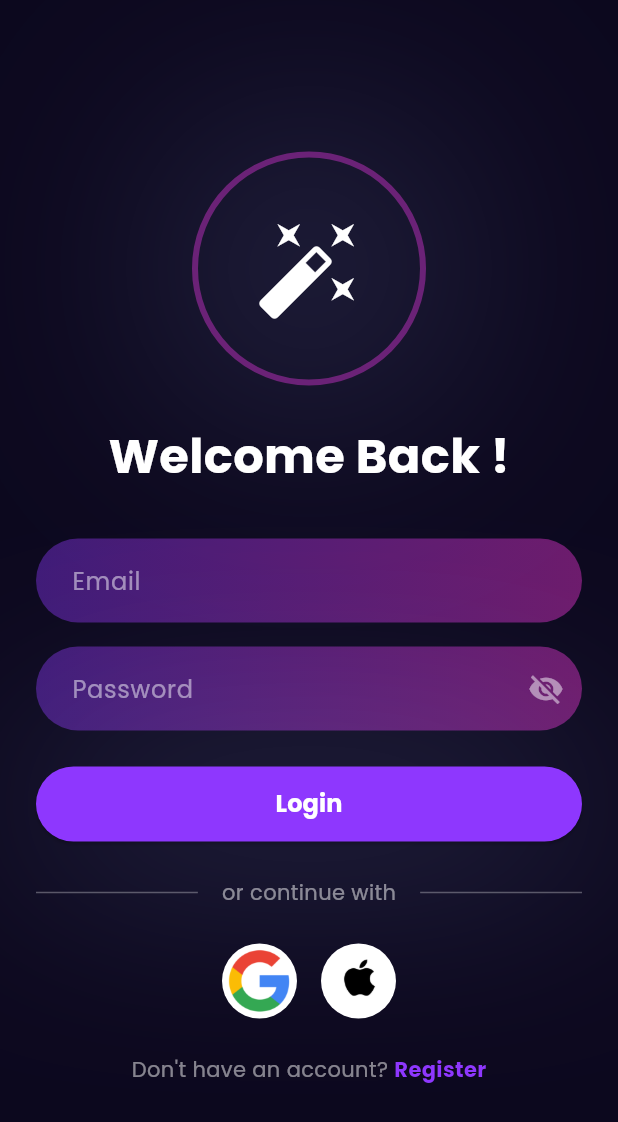
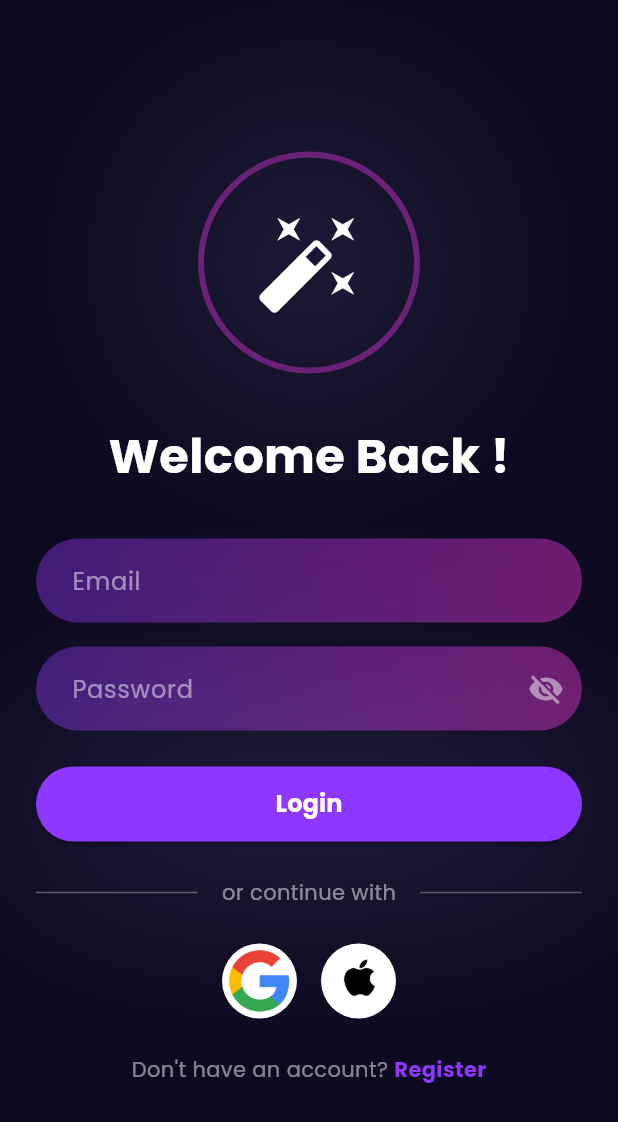
Before and after one commit to Vinit710/flutter_application_1, a Flutter app: the screen it shows after launch, after a tap on "Get Started", on a phone screen of 412 x 824 dp. Shown: the top 1122 px of the screen. Run offline on Flutter 3.47's test engine with Material 3 defaults, Android fonts, the phone set to English and light mode, and no system bars; our stand-ins replace flutter_staggered_animations, flutter_svg, font_awesome_flutter, google_fonts, image_picker, lottie; network calls fail.

Commit message:
Updated the icon border size

```diff
--- a/lib/pages/login_page.dart
+++ b/lib/pages/login_page.dart
@@ -1,7 +1,7 @@
 import 'package:flutter/material.dart';
 import 'register_page.dart';
 import 'imgtopose.dart'; // Import the HomePage
-import 'package:flutter/material.dart';
+import 'package:flutter_svg/flutter_svg.dart';
 
 class LoginPage extends StatefulWidget {
   const LoginPage({Key? key}) : super(key: key);
@@ -25,8 +25,8 @@ class _LoginScreenState extends State<LoginPage> {
             children: [
               // Magic wand icon with gradient border
               Container(
-                width: 156,
-                height: 156,
+                width: 148,
+                height: 148,
                 decoration: BoxDecoration(
                   shape: BoxShape.circle,
                   border: Border.all(
@@ -52,7 +52,7 @@ class _LoginScreenState extends State<LoginPage> {
                   size: 72,
                 ),
               ),
-              const SizedBox(height: 24),
+              const SizedBox(height: 32),
 
               // Welcome Back text
               const Text(
@@ -84,7 +84,9 @@ class _LoginScreenState extends State<LoginPage> {
                   ),
                   decoration: InputDecoration(
                     hintText: 'Email',
-                    hintStyle: TextStyle(color: Colors.white.withOpacity(0.5)),
+                    hintStyle: TextStyle(
+                        color: Colors.white.withOpacity(0.5),
+                        fontFamily: 'poppins'),
                     border: OutlineInputBorder(
                       borderRadius: BorderRadius.circular(32),
                       borderSide: BorderSide.none,
@@ -156,7 +158,12 @@ class _LoginScreenState extends State<LoginPage> {
                   ],
                 ),
                 child: ElevatedButton(
-                  onPressed: () {},
+                  onPressed: () {
+                    Navigator.pushReplacement(
+                      context,
+                      MaterialPageRoute(builder: (context) => HomePage1()),
+                    );
+                  },
                   style: ElevatedButton.styleFrom(
                     backgroundColor: Color(0xFF8E37FE),
                     minimumSize: const Size(double.infinity, 50),
@@ -219,7 +226,13 @@ class _LoginScreenState extends State<LoginPage> {
                         fontFamily: 'poppins'),
                   ),
                   GestureDetector(
-                    onTap: () {},
+                    onTap: () {
+                      Navigator.push(
+                        context,
+                        MaterialPageRoute(
+                            builder: (context) => const RegisterPage()),
+                      );
+                    },
                     child: const Text(
                       'Register',
                       style: TextStyle(
--- a/pubspec.yaml
+++ b/pubspec.yaml
@@ -34,6 +34,7 @@ dependencies:
   image_picker: ^1.0.7 # For selecting images from gallery or camera
   google_fonts: ^6.2.1
   font_awesome_flutter: ^10.8.0
+  flutter_svg: ^2.0.16
 
   flutter_staggered_animations: ^1.1.1
   lottie: ^2.3.2
```
Also changed, not shown: lib/images/google_logo.svg (renamed from lib/images/google_icon.svg), pubspec.lock.
